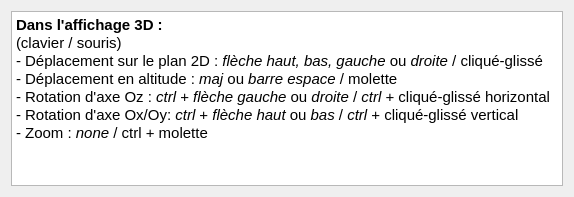
Old version of the form TiSIG/src/interface/helpwindow.ui in the repository Lzrtn/ProjetGeomatique.
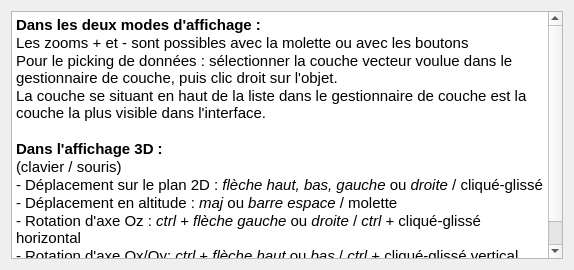
New version of the form.

Commit message: updating help and main windows interface

Patch:
```diff
--- a/TiSIG/src/interface/helpwindow.ui
+++ b/TiSIG/src/interface/helpwindow.ui
@@ -7,7 +7,7 @@
     <x>0</x>
     <y>0</y>
     <width>574</width>
-    <height>197</height>
+    <height>270</height>
    </rect>
   </property>
   <property name="windowTitle">
@@ -24,6 +24,11 @@
 &lt;html&gt;&lt;head&gt;&lt;meta name=&quot;qrichtext&quot; content=&quot;1&quot; /&gt;&lt;style type=&quot;text/css&quot;&gt;
 p, li { white-space: pre-wrap; }
 &lt;/style&gt;&lt;/head&gt;&lt;body style=&quot; font-family:'Ubuntu'; font-size:11pt; font-weight:400; font-style:normal;&quot;&gt;
+&lt;p style=&quot; margin-top:0px; margin-bottom:0px; margin-left:0px; margin-right:0px; -qt-block-indent:0; text-indent:0px;&quot;&gt;&lt;span style=&quot; font-weight:600;&quot;&gt;Dans les deux modes d'affichage :&lt;/span&gt;&lt;/p&gt;
+&lt;p style=&quot; margin-top:0px; margin-bottom:0px; margin-left:0px; margin-right:0px; -qt-block-indent:0; text-indent:0px;&quot;&gt;Les zooms + et - sont possibles avec la molette ou avec les boutons &lt;/p&gt;
+&lt;p style=&quot; margin-top:0px; margin-bottom:0px; margin-left:0px; margin-right:0px; -qt-block-indent:0; text-indent:0px;&quot;&gt;Pour le picking de données : sélectionner la couche vecteur voulue dans le gestionnaire de couche, puis clic droit sur l'objet.&lt;/p&gt;
+&lt;p style=&quot; margin-top:0px; margin-bottom:0px; margin-left:0px; margin-right:0px; -qt-block-indent:0; text-indent:0px;&quot;&gt;La couche se situant en haut de la liste dans le gestionnaire de couche est la couche la plus visible dans l'interface.&lt;/p&gt;
+&lt;p style=&quot;-qt-paragraph-type:empty; margin-top:0px; margin-bottom:0px; margin-left:0px; margin-right:0px; -qt-block-indent:0; text-indent:0px; font-weight:600;&quot;&gt;&lt;br /&gt;&lt;/p&gt;
 &lt;p style=&quot; margin-top:0px; margin-bottom:0px; margin-left:0px; margin-right:0px; -qt-block-indent:0; text-indent:0px;&quot;&gt;&lt;span style=&quot; font-weight:600;&quot;&gt;Dans l'affichage 3D :&lt;/span&gt;&lt;/p&gt;
 &lt;p style=&quot; margin-top:0px; margin-bottom:0px; margin-left:0px; margin-right:0px; -qt-block-indent:0; text-indent:0px;&quot;&gt;(clavier / souris)&lt;/p&gt;
 &lt;p style=&quot; margin-top:0px; margin-bottom:0px; margin-left:0px; margin-right:0px; -qt-block-indent:0; text-indent:0px;&quot;&gt;- Déplacement sur le plan 2D : &lt;span style=&quot; font-style:italic;&quot;&gt;flèche haut, bas, gauche &lt;/span&gt;ou &lt;span style=&quot; font-style:italic;&quot;&gt;droite &lt;/span&gt;/ cliqué-glissé&lt;/p&gt;
```
The commit also changes 1 other file.
